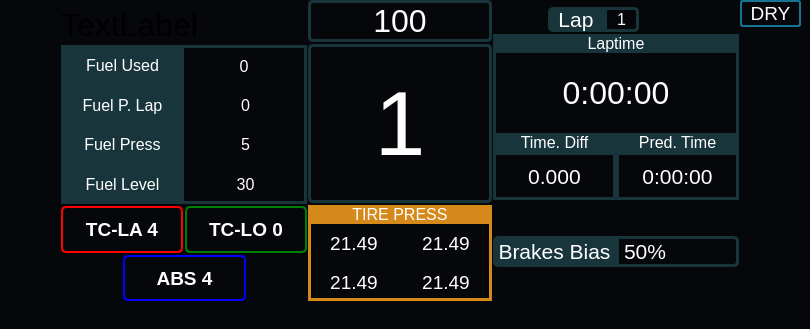
The window that porschedashboard.ui (ArmenG888/DashBoard) describes before a commit, drawn with Qt 5.
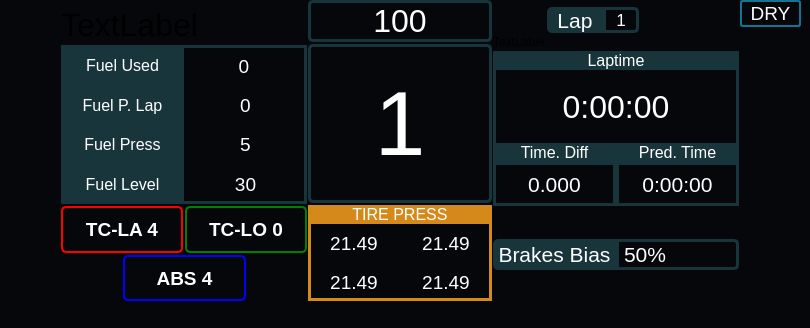
The same window after the commit.

```diff
--- a/porschedashboard.ui
+++ b/porschedashboard.ui
@@ -7,7 +7,7 @@
     <x>0</x>
     <y>0</y>
     <width>810</width>
-    <height>329</height>
+    <height>328</height>
    </rect>
   </property>
   <property name="windowTitle">
@@ -96,7 +96,7 @@
              <property name="font">
               <font>
                <family>Segoe UI</family>
-               <pointsize>12</pointsize>
+               <pointsize>14</pointsize>
               </font>
              </property>
              <property name="cursor">
@@ -144,7 +144,7 @@
              <property name="font">
               <font>
                <family>Segoe UI</family>
-               <pointsize>12</pointsize>
+               <pointsize>14</pointsize>
               </font>
              </property>
              <property name="cursor">
@@ -192,7 +192,7 @@
              <property name="font">
               <font>
                <family>Segoe UI</family>
-               <pointsize>12</pointsize>
+               <pointsize>14</pointsize>
               </font>
              </property>
              <property name="cursor">
@@ -240,7 +240,7 @@
              <property name="font">
               <font>
                <family>Segoe UI</family>
-               <pointsize>12</pointsize>
+               <pointsize>14</pointsize>
               </font>
              </property>
              <property name="cursor">
@@ -546,12 +546,15 @@
       </layout>
      </item>
      <item>
-      <layout class="QVBoxLayout" name="verticalLayout_5" stretch="1,10,6">
+      <layout class="QVBoxLayout" name="verticalLayout_5" stretch="1,0,10,6">
        <property name="spacing">
         <number>2</number>
        </property>
        <item>
         <layout class="QVBoxLayout" name="verticalLayout_2">
+         <property name="spacing">
+          <number>0</number>
+         </property>
          <property name="topMargin">
           <number>7</number>
          </property>
@@ -615,7 +618,7 @@
              <property name="font">
               <font>
                <family>Segoe UI</family>
-               <pointsize>12</pointsize>
+               <pointsize>13</pointsize>
               </font>
              </property>
              <property name="styleSheet">
@@ -666,6 +669,13 @@
          </item>
         </layout>
        </item>
+       <item>
+        <widget class="QLabel" name="label_6">
+         <property name="text">
+          <string>TextLabel</string>
+         </property>
+        </widget>
+       </item>
        <item>
         <layout class="QVBoxLayout" name="verticalLayout_12" stretch="1,5,1,3">
          <property name="spacing">
```
